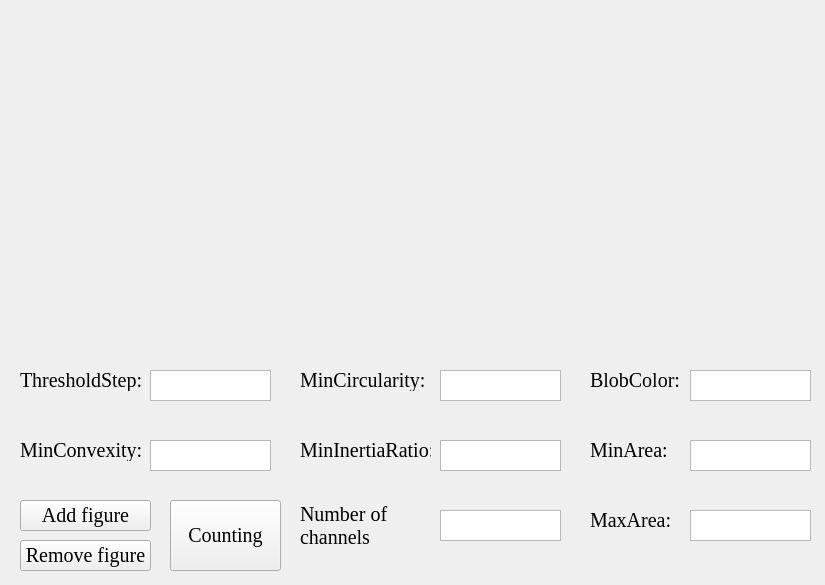
hzaurzli/MicroWorldOmics, file Dots_counting_V2.ui: the form before one commit.
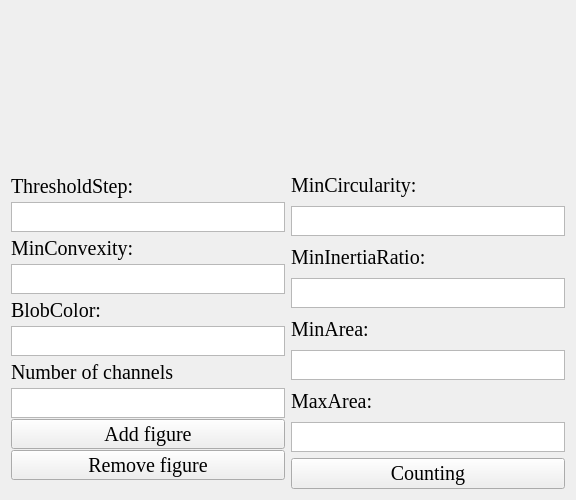
The form after the commit. Icons and pictures are not drawn.

Patch:
```diff
--- a/Dots_counting_V2.ui
+++ b/Dots_counting_V2.ui
@@ -6,53 +6,109 @@
    <rect>
     <x>0</x>
     <y>0</y>
-    <width>825</width>
-    <height>585</height>
+    <width>576</width>
+    <height>500</height>
    </rect>
   </property>
   <property name="windowTitle">
    <string>Form</string>
   </property>
-  <widget class="QLabel" name="label_8">
-   <property name="geometry">
-    <rect>
-     <x>30</x>
-     <y>10</y>
-     <width>351</width>
-     <height>321</height>
-    </rect>
-   </property>
-   <property name="styleSheet">
-    <string notr="true">background-image: url(D:/Documents/Desktop/white.png)</string>
+  <layout class="QGridLayout" name="gridLayout_7">
+   <item row="0" column="1">
+    <layout class="QGridLayout" name="gridLayout_3">
+     <item row="0" column="0">
+      <widget class="QLabel" name="label_2">
+       <property name="sizePolicy">
+        <sizepolicy hsizetype="Fixed" vsizetype="Fixed">
+         <horstretch>0</horstretch>
+         <verstretch>0</verstretch>
+        </sizepolicy>
+       </property>
+       <property name="maximumSize">
+        <size>
+         <width>300</width>
+         <height>250</height>
+        </size>
    </property>
    <property name="text">
     <string/>
    </property>
-  </widget>
+       <property name="pixmap">
+        <pixmap>logo/white.png</pixmap>
+       </property>
+       <property name="scaledContents">
+        <bool>true</bool>
+       </property>
+      </widget>
+     </item>
+    </layout>
+   </item>
+   <item row="0" column="0">
+    <layout class="QGridLayout" name="gridLayout">
+     <property name="horizontalSpacing">
+      <number>6</number>
+     </property>
+     <property name="verticalSpacing">
+      <number>0</number>
+     </property>
+     <item row="0" column="0">
+      <widget class="QLabel" name="label">
+       <property name="sizePolicy">
+        <sizepolicy hsizetype="Fixed" vsizetype="Fixed">
+         <horstretch>0</horstretch>
+         <verstretch>0</verstretch>
+        </sizepolicy>
+       </property>
+       <property name="maximumSize">
+        <size>
+         <width>300</width>
+         <height>250</height>
+        </size>
+       </property>
+       <property name="text">
+        <string/>
+       </property>
+       <property name="pixmap">
+        <pixmap>logo/white.png</pixmap>
+       </property>
+       <property name="scaledContents">
+        <bool>true</bool>
+       </property>
+      </widget>
+     </item>
+    </layout>
+   </item>
+   <item row="1" column="1">
+    <layout class="QGridLayout" name="gridLayout_4">
+     <item row="1" column="0">
+      <widget class="QTextEdit" name="textEdit_3">
+       <property name="sizePolicy">
+        <sizepolicy hsizetype="Expanding" vsizetype="MinimumExpanding">
+         <horstretch>0</horstretch>
+         <verstretch>0</verstretch>
+        </sizepolicy>
+       </property>
+       <property name="maximumSize">
+        <size>
+         <width>16777215</width>
+         <height>30</height>
+        </size>
+       </property>
+      </widget>
+     </item>
+     <item row="6" column="0">
   <widget class="QLabel" name="label_9">
-   <property name="geometry">
-    <rect>
-     <x>440</x>
-     <y>10</y>
-     <width>351</width>
-     <height>321</height>
-    </rect>
-   </property>
-   <property name="styleSheet">
-    <string notr="true">background-image: url(D:/Documents/Desktop/white.png)</string>
-   </property>
-   <property name="text">
-    <string/>
-   </property>
-  </widget>
-  <widget class="QPushButton" name="pushButton_2">
-   <property name="geometry">
-    <rect>
-     <x>20</x>
-     <y>540</y>
-     <width>131</width>
-     <height>31</height>
-    </rect>
+       <property name="sizePolicy">
+        <sizepolicy hsizetype="Preferred" vsizetype="MinimumExpanding">
+         <horstretch>0</horstretch>
+         <verstretch>0</verstretch>
+        </sizepolicy>
+       </property>
+       <property name="maximumSize">
+        <size>
+         <width>16777215</width>
+         <height>30</height>
+        </size>
    </property>
    <property name="font">
     <font>
@@ -60,41 +116,24 @@
      <pointsize>15</pointsize>
     </font>
    </property>
-   <property name="styleSheet">
-    <string notr="true">background-image: url(D:/Documents/Desktop/white.png)</string>
-   </property>
    <property name="text">
-    <string>Remove figure</string>
-   </property>
-  </widget>
-  <widget class="QTextEdit" name="textEdit">
-   <property name="geometry">
-    <rect>
-     <x>150</x>
-     <y>370</y>
-     <width>121</width>
-     <height>31</height>
-    </rect>
-   </property>
-  </widget>
-  <widget class="QTextEdit" name="textEdit_6">
-   <property name="geometry">
-    <rect>
-     <x>690</x>
-     <y>440</y>
-     <width>121</width>
-     <height>31</height>
-    </rect>
-   </property>
-  </widget>
-  <widget class="QLabel" name="label_3">
-   <property name="geometry">
-    <rect>
-     <x>300</x>
-     <y>370</y>
-     <width>131</width>
-     <height>21</height>
-    </rect>
+        <string>MaxArea:</string>
+       </property>
+      </widget>
+     </item>
+     <item row="0" column="0">
+      <widget class="QLabel" name="label_5">
+       <property name="sizePolicy">
+        <sizepolicy hsizetype="Preferred" vsizetype="MinimumExpanding">
+         <horstretch>0</horstretch>
+         <verstretch>0</verstretch>
+        </sizepolicy>
+       </property>
+       <property name="maximumSize">
+        <size>
+         <width>16777215</width>
+         <height>30</height>
+        </size>
    </property>
    <property name="font">
     <font>
@@ -106,25 +145,91 @@
     <string>MinCircularity:</string>
    </property>
   </widget>
-  <widget class="QTextEdit" name="textEdit_7">
-   <property name="geometry">
-    <rect>
-     <x>690</x>
-     <y>510</y>
-     <width>121</width>
-     <height>31</height>
-    </rect>
-   </property>
-  </widget>
+     </item>
+     <item row="4" column="0">
+      <widget class="QLabel" name="label_8">
+       <property name="sizePolicy">
+        <sizepolicy hsizetype="Preferred" vsizetype="MinimumExpanding">
+         <horstretch>0</horstretch>
+         <verstretch>0</verstretch>
+        </sizepolicy>
+       </property>
+       <property name="maximumSize">
+        <size>
+         <width>16777215</width>
+         <height>30</height>
+        </size>
+       </property>
+       <property name="font">
+        <font>
+         <family>Times New Roman</family>
+         <pointsize>15</pointsize>
+        </font>
+       </property>
+       <property name="text">
+        <string>MinArea:</string>
+       </property>
+      </widget>
+     </item>
+     <item row="2" column="0">
+      <widget class="QLabel" name="label_6">
+       <property name="sizePolicy">
+        <sizepolicy hsizetype="Preferred" vsizetype="MinimumExpanding">
+         <horstretch>0</horstretch>
+         <verstretch>0</verstretch>
+        </sizepolicy>
+       </property>
+       <property name="maximumSize">
+        <size>
+         <width>16777215</width>
+         <height>30</height>
+        </size>
+       </property>
+       <property name="font">
+        <font>
+         <family>Times New Roman</family>
+         <pointsize>15</pointsize>
+        </font>
+       </property>
+       <property name="text">
+        <string>MinInertiaRatio:</string>
+       </property>
+      </widget>
+     </item>
+     <item row="3" column="0">
+      <widget class="QTextEdit" name="textEdit_4">
+       <property name="sizePolicy">
+        <sizepolicy hsizetype="Expanding" vsizetype="MinimumExpanding">
+         <horstretch>0</horstretch>
+         <verstretch>0</verstretch>
+        </sizepolicy>
+       </property>
+       <property name="maximumSize">
+        <size>
+         <width>16777215</width>
+         <height>30</height>
+        </size>
+       </property>
+      </widget>
+     </item>
+     <item row="5" column="0">
+      <widget class="QTextEdit" name="textEdit_6">
+       <property name="sizePolicy">
+        <sizepolicy hsizetype="Expanding" vsizetype="MinimumExpanding">
+         <horstretch>0</horstretch>
+         <verstretch>0</verstretch>
+        </sizepolicy>
+       </property>
+       <property name="maximumSize">
+        <size>
+         <width>16777215</width>
+         <height>30</height>
+        </size>
+       </property>
+      </widget>
+     </item>
+     <item row="8" column="0">
   <widget class="QPushButton" name="pushButton_3">
-   <property name="geometry">
-    <rect>
-     <x>170</x>
-     <y>500</y>
-     <width>111</width>
-     <height>71</height>
-    </rect>
-   </property>
    <property name="font">
     <font>
      <family>Times New Roman</family>
@@ -138,33 +243,84 @@
     <string>Counting</string>
    </property>
   </widget>
+     </item>
+     <item row="7" column="0">
+      <widget class="QTextEdit" name="textEdit_7">
+       <property name="sizePolicy">
+        <sizepolicy hsizetype="Expanding" vsizetype="MinimumExpanding">
+         <horstretch>0</horstretch>
+         <verstretch>0</verstretch>
+        </sizepolicy>
+       </property>
+       <property name="maximumSize">
+        <size>
+         <width>16777215</width>
+         <height>30</height>
+        </size>
+       </property>
+      </widget>
+     </item>
+    </layout>
+   </item>
+   <item row="1" column="0">
+    <layout class="QGridLayout" name="gridLayout_2">
+     <property name="verticalSpacing">
+      <number>0</number>
+     </property>
+     <item row="6" column="0">
+      <widget class="QLabel" name="label_10">
+       <property name="sizePolicy">
+        <sizepolicy hsizetype="Preferred" vsizetype="MinimumExpanding">
+         <horstretch>0</horstretch>
+         <verstretch>0</verstretch>
+        </sizepolicy>
+       </property>
+       <property name="maximumSize">
+        <size>
+         <width>16777215</width>
+         <height>30</height>
+        </size>
+       </property>
+       <property name="font">
+        <font>
+         <family>Times New Roman</family>
+         <pointsize>15</pointsize>
+        </font>
+       </property>
+       <property name="text">
+        <string>Number of channels</string>
+       </property>
+      </widget>
+     </item>
+     <item row="1" column="0">
+      <widget class="QTextEdit" name="textEdit">
+       <property name="sizePolicy">
+        <sizepolicy hsizetype="Expanding" vsizetype="MinimumExpanding">
+         <horstretch>0</horstretch>
+         <verstretch>0</verstretch>
+        </sizepolicy>
+       </property>
+       <property name="maximumSize">
+        <size>
+         <width>16777215</width>
+         <height>30</height>
+        </size>
+       </property>
+      </widget>
+     </item>
+     <item row="2" column="0">
   <widget class="QLabel" name="label_4">
-   <property name="geometry">
-    <rect>
-     <x>300</x>
-     <y>440</y>
-     <width>131</width>
-     <height>21</height>
-    </rect>
-   </property>
-   <property name="font">
-    <font>
-     <family>Times New Roman</family>
-     <pointsize>15</pointsize>
-    </font>
-   </property>
-   <property name="text">
-    <string>MinInertiaRatio:</string>
-   </property>
-  </widget>
-  <widget class="QLabel" name="label_2">
-   <property name="geometry">
-    <rect>
-     <x>20</x>
-     <y>440</y>
-     <width>121</width>
-     <height>21</height>
-    </rect>
+       <property name="sizePolicy">
+        <sizepolicy hsizetype="Preferred" vsizetype="MinimumExpanding">
+         <horstretch>0</horstretch>
+         <verstretch>0</verstretch>
+        </sizepolicy>
+       </property>
+       <property name="maximumSize">
+        <size>
+         <width>16777215</width>
+         <height>30</height>
+        </size>
    </property>
    <property name="font">
     <font>
@@ -176,34 +332,37 @@
     <string>MinConvexity:</string>
    </property>
   </widget>
-  <widget class="QLabel" name="label_5">
-   <property name="geometry">
-    <rect>
-     <x>590</x>
-     <y>370</y>
-     <width>91</width>
-     <height>21</height>
-    </rect>
-   </property>
-   <property name="font">
-    <font>
-     <family>Times New Roman</family>
-     <pointsize>15</pointsize>
-    </font>
-   </property>
-   <property name="text">
-    <string>BlobColor:</string>
-   </property>
-  </widget>
-  <widget class="QLabel" name="label_6">
-   <property name="geometry">
-    <rect>
-     <x>590</x>
-     <y>440</y>
-     <width>91</width>
-     <height>21</height>
-    </rect>
-   </property>
+     </item>
+     <item row="3" column="0">
+      <widget class="QTextEdit" name="textEdit_2">
+       <property name="sizePolicy">
+        <sizepolicy hsizetype="Expanding" vsizetype="MinimumExpanding">
+         <horstretch>0</horstretch>
+         <verstretch>0</verstretch>
+        </sizepolicy>
+       </property>
+       <property name="maximumSize">
+        <size>
+         <width>16777215</width>
+         <height>30</height>
+        </size>
+       </property>
+      </widget>
+     </item>
+     <item row="0" column="0">
+      <widget class="QLabel" name="label_3">
+       <property name="sizePolicy">
+        <sizepolicy hsizetype="Preferred" vsizetype="MinimumExpanding">
+         <horstretch>0</horstretch>
+         <verstretch>0</verstretch>
+        </sizepolicy>
+       </property>
+       <property name="maximumSize">
+        <size>
+         <width>16777215</width>
+         <height>30</height>
+        </size>
+       </property>
    <property name="font">
     <font>
      <family>Times New Roman</family>
@@ -211,47 +370,40 @@
     </font>
    </property>
    <property name="text">
-    <string>MinArea:</string>
-   </property>
-  </widget>
+        <string>ThresholdStep:</string>
+       </property>
+      </widget>
+     </item>
+     <item row="5" column="0">
   <widget class="QTextEdit" name="textEdit_5">
-   <property name="geometry">
-    <rect>
-     <x>690</x>
-     <y>370</y>
-     <width>121</width>
-     <height>31</height>
-    </rect>
-   </property>
-  </widget>
+       <property name="sizePolicy">
+        <sizepolicy hsizetype="Expanding" vsizetype="MinimumExpanding">
+         <horstretch>0</horstretch>
+         <verstretch>0</verstretch>
+        </sizepolicy>
+       </property>
+       <property name="maximumSize">
+        <size>
+         <width>16777215</width>
+         <height>30</height>
+        </size>
+       </property>
+      </widget>
+     </item>
+     <item row="4" column="0">
   <widget class="QLabel" name="label_7">
-   <property name="geometry">
-    <rect>
-     <x>590</x>
-     <y>510</y>
-     <width>91</width>
-     <height>21</height>
-    </rect>
-   </property>
-   <property name="font">
-    <font>
-     <family>Times New Roman</family>
-     <pointsize>15</pointsize>
-    </font>
-   </property>
-   <property name="text">
-    <string>MaxArea:</string>
-   </property>
-  </widget>
-  <widget class="QLabel" name="label">
-   <property name="geometry">
-    <rect>
-     <x>20</x>
-     <y>370</y>
-     <width>121</width>
-     <height>21</height>
-    </rect>
-   </property>
+       <property name="sizePolicy">
+        <sizepolicy hsizetype="Preferred" vsizetype="MinimumExpanding">
+         <horstretch>0</horstretch>
+         <verstretch>0</verstretch>
+        </sizepolicy>
+       </property>
+       <property name="maximumSize">
+        <size>
+         <width>16777215</width>
+         <height>30</height>
+        </size>
+       </property>
    <property name="font">
     <font>
      <family>Times New Roman</family>
@@ -259,27 +411,23 @@
     </font>
    </property>
    <property name="text">
-    <string>ThresholdStep:</string>
-   </property>
-  </widget>
-  <widget class="QTextEdit" name="textEdit_3">
-   <property name="geometry">
-    <rect>
-     <x>440</x>
-     <y>370</y>
-     <width>121</width>
-     <height>31</height>
-    </rect>
-   </property>
-  </widget>
+        <string>BlobColor:</string>
+       </property>
+      </widget>
+     </item>
+     <item row="8" column="0">
   <widget class="QPushButton" name="pushButton_1">
-   <property name="geometry">
-    <rect>
-     <x>20</x>
-     <y>500</y>
-     <width>131</width>
-     <height>31</height>
-    </rect>
+       <property name="sizePolicy">
+        <sizepolicy hsizetype="Minimum" vsizetype="MinimumExpanding">
+         <horstretch>0</horstretch>
+         <verstretch>0</verstretch>
+        </sizepolicy>
+       </property>
+       <property name="maximumSize">
+        <size>
+         <width>16777215</width>
+         <height>30</height>
+        </size>
    </property>
    <property name="font">
     <font>
@@ -294,56 +442,54 @@
     <string>Add figure</string>
    </property>
   </widget>
-  <widget class="QTextEdit" name="textEdit_4">
-   <property name="geometry">
-    <rect>
-     <x>440</x>
-     <y>440</y>
-     <width>121</width>
-     <height>31</height>
-    </rect>
-   </property>
-  </widget>
-  <widget class="QTextEdit" name="textEdit_2">
-   <property name="geometry">
-    <rect>
-     <x>150</x>
-     <y>440</y>
-     <width>121</width>
-     <height>31</height>
-    </rect>
-   </property>
-  </widget>
+     </item>
+     <item row="9" column="0">
+      <widget class="QPushButton" name="pushButton_2">
+       <property name="sizePolicy">
+        <sizepolicy hsizetype="Minimum" vsizetype="MinimumExpanding">
+         <horstretch>0</horstretch>
+         <verstretch>0</verstretch>
+        </sizepolicy>
+       </property>
+       <property name="maximumSize">
+        <size>
+         <width>16777215</width>
+         <height>30</height>
+        </size>
+       </property>
+       <property name="font">
+        <font>
+         <family>Times New Roman</family>
+         <pointsize>15</pointsize>
+        </font>
+       </property>
+       <property name="styleSheet">
+        <string notr="true">background-image: url(D:/Documents/Desktop/white.png)</string>
+       </property>
+       <property name="text">
+        <string>Remove figure</string>
+       </property>
+      </widget>
+     </item>
+     <item row="7" column="0">
   <widget class="QTextEdit" name="textEdit_8">
-   <property name="geometry">
-    <rect>
-     <x>440</x>
-     <y>510</y>
-     <width>121</width>
-     <height>31</height>
-    </rect>
-   </property>
-  </widget>
-  <widget class="QLabel" name="label_10">
-   <property name="geometry">
-    <rect>
-     <x>300</x>
-     <y>500</y>
-     <width>101</width>
-     <height>51</height>
-    </rect>
-   </property>
-   <property name="font">
-    <font>
-     <family>Times New Roman</family>
-     <pointsize>15</pointsize>
-    </font>
-   </property>
-   <property name="text">
-    <string>Number of
-channels</string>
-   </property>
-  </widget>
+       <property name="sizePolicy">
+        <sizepolicy hsizetype="Expanding" vsizetype="MinimumExpanding">
+         <horstretch>0</horstretch>
+         <verstretch>0</verstretch>
+        </sizepolicy>
+       </property>
+       <property name="maximumSize">
+        <size>
+         <width>16777215</width>
+         <height>30</height>
+        </size>
+       </property>
+      </widget>
+     </item>
+    </layout>
+   </item>
+  </layout>
  </widget>
  <resources/>
  <connections/>
```
Lines whose indentation alone changed are shown as unchanged.
